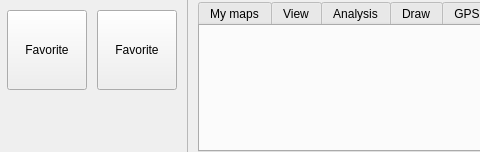
Before: the Qt Designer form src/ui/qgsribbontopwidget.ui in kadas-albireo/kadas-albireo, drawn with Qt 5; both pictures show x 183 to 663 and y 0 to 152 of the 1081 by 152 pixel window.
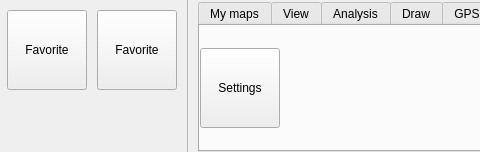
After: the same form once the commit is applied. The open tabs and pages were chosen to show the change. Icons and pictures are not drawn. Custom widgets are drawn as their Qt base class.

Commit message: Add settings button to ribbon

```diff
--- a/src/ui/qgsribbontopwidget.ui
+++ b/src/ui/qgsribbontopwidget.ui
@@ -1621,6 +1621,70 @@
          <attribute name="title">
           <string>Settings</string>
          </attribute>
+         <layout class="QGridLayout" name="gridLayout_7">
+          <property name="leftMargin">
+           <number>0</number>
+          </property>
+          <property name="topMargin">
+           <number>10</number>
+          </property>
+          <property name="rightMargin">
+           <number>0</number>
+          </property>
+          <property name="bottomMargin">
+           <number>10</number>
+          </property>
+          <property name="horizontalSpacing">
+           <number>10</number>
+          </property>
+          <property name="verticalSpacing">
+           <number>0</number>
+          </property>
+          <item row="0" column="0" rowspan="2">
+           <widget class="QgsRibbonButton" name="mSettingsButton">
+            <property name="sizePolicy">
+             <sizepolicy hsizetype="MinimumExpanding" vsizetype="Fixed">
+              <horstretch>0</horstretch>
+              <verstretch>0</verstretch>
+             </sizepolicy>
+            </property>
+            <property name="minimumSize">
+             <size>
+              <width>0</width>
+              <height>80</height>
+             </size>
+            </property>
+            <property name="maximumSize">
+             <size>
+              <width>80</width>
+              <height>80</height>
+             </size>
+            </property>
+            <property name="text">
+             <string>Settings</string>
+            </property>
+            <property name="iconSize">
+             <size>
+              <width>32</width>
+              <height>32</height>
+             </size>
+            </property>
+           </widget>
+          </item>
+          <item row="0" column="1" rowspan="2">
+           <spacer name="horizontalSpacer_4">
+            <property name="orientation">
+             <enum>Qt::Horizontal</enum>
+            </property>
+            <property name="sizeHint" stdset="0">
+             <size>
+              <width>40</width>
+              <height>20</height>
+             </size>
+            </property>
+           </spacer>
+          </item>
+         </layout>
         </widget>
         <widget class="QWidget" name="mHelpTab">
          <attribute name="title">
```
Left out of the diff: 12 changed lines with no effect on the pictures. The commit also changes 1 other file.
